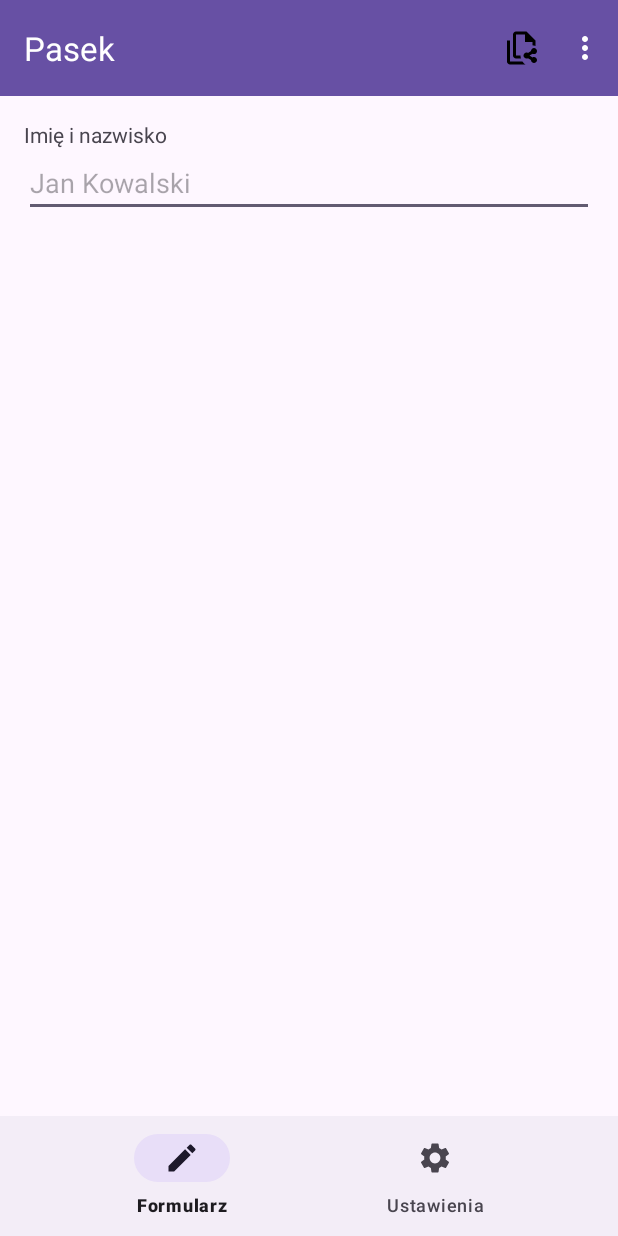
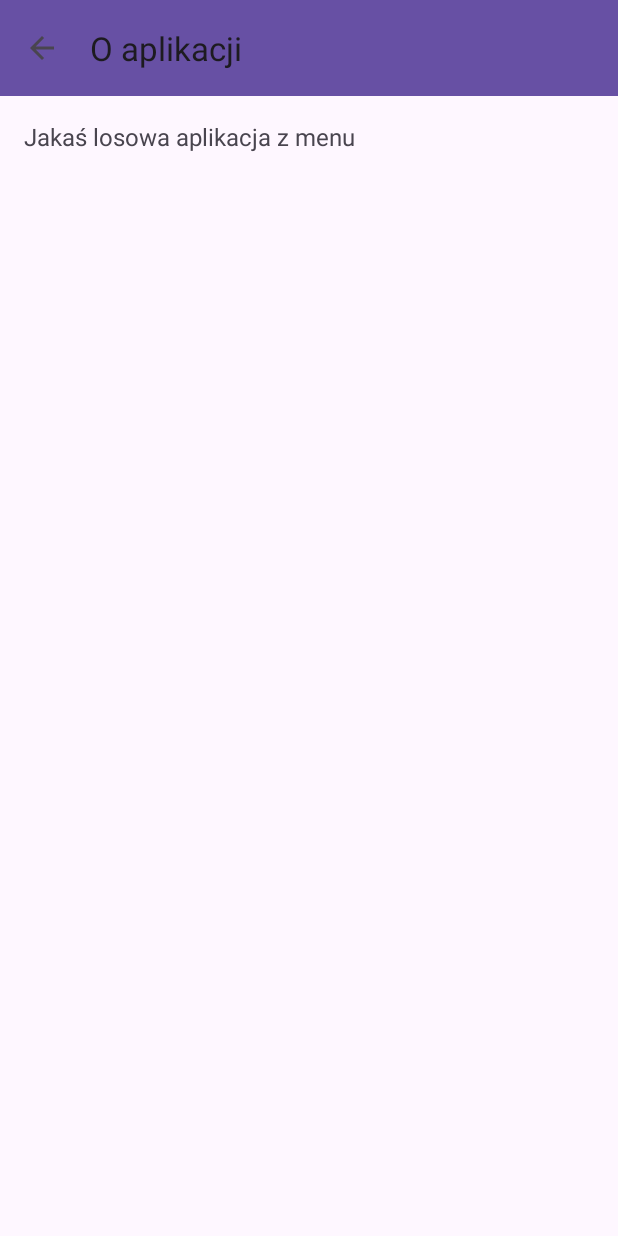
Before and after one commit to iAturek/toolbar-menu-nawigacja, an Android app: the screen it shows after launch (MainActivity before the commit, AboutActivity after it), in the options menu, after a tap on "O aplikacji", on a phone screen of 412 x 824 dp. Run offline under Robolectric (Android 15) with nearby library versions, the phone set to English and light mode, and no system bars.

Commit message:
ekran O aplikacji ze strzalka powrotu

```diff
--- a/app/src/main/AndroidManifest.xml
+++ b/app/src/main/AndroidManifest.xml
@@ -21,6 +21,7 @@
                 <category android:name="android.intent.category.LAUNCHER" />
             </intent-filter>
         </activity>
+        <activity android:name=".AboutActivity" />
     </application>
 
 </manifest>
--- /dev/null
+++ b/app/src/main/java/com/example/toolbar_menu_nawigacja/AboutActivity.java
@@ -0,0 +1,28 @@
+package com.example.toolbar_menu_nawigacja;
+
+import android.os.Bundle;
+import androidx.appcompat.app.AppCompatActivity;
+import androidx.appcompat.widget.Toolbar;
+
+public class AboutActivity extends AppCompatActivity {
+
+    @Override
+    protected void onCreate(Bundle savedInstanceState) {
+        super.onCreate(savedInstanceState);
+        setContentView(R.layout.activity_about);
+
+        Toolbar toolbar = findViewById(R.id.toolbarAbout);
+        setSupportActionBar(toolbar);
+
+        if (getSupportActionBar() != null) {
+            getSupportActionBar().setTitle(R.string.title_about);
+            getSupportActionBar().setDisplayHomeAsUpEnabled(true);
+        }
+    }
+
+    @Override
+    public boolean onSupportNavigateUp() {
+        finish();
+        return true;
+    }
+}
--- a/app/src/main/java/com/example/toolbar_menu_nawigacja/MainActivity.java
+++ b/app/src/main/java/com/example/toolbar_menu_nawigacja/MainActivity.java
@@ -51,6 +51,7 @@ public class MainActivity extends AppCompatActivity {
             clearForm();
             return true;
         } else if (id == R.id.action_about) {
+            startActivity(new Intent(this, AboutActivity.class));
             return true;
         }
 
--- /dev/null
+++ b/app/src/main/res/layout/activity_about.xml
@@ -0,0 +1,23 @@
+<?xml version="1.0" encoding="utf-8"?>
+<LinearLayout xmlns:android="http://schemas.android.com/apk/res/android"
+    xmlns:app="http://android.com"
+    android:layout_width="match_parent"
+    android:layout_height="match_parent"
+    android:orientation="vertical">
+
+    <androidx.appcompat.widget.Toolbar
+        android:id="@+id/toolbarAbout"
+        android:layout_width="match_parent"
+        android:layout_height="?attr/actionBarSize"
+        android:background="?attr/colorPrimary"
+        app:theme="@style/ThemeOverlay.AppCompat.Dark.ActionBar"
+        app:titleTextColor="#FFFFFF" />
+
+    <TextView
+        android:layout_width="match_parent"
+        android:layout_height="wrap_content"
+        android:padding="16dp"
+        android:text="@string/about_text"
+        android:textSize="16sp" />
+
+</LinearLayout>
--- a/app/src/main/res/values/strings.xml
+++ b/app/src/main/res/values/strings.xml
@@ -14,7 +14,7 @@
     <string name="setting_notifications">Powiadomienia</string>
     <string name="setting_dark">Tryb ciemny</string>
 
-    <string name="about_text">Aplikacja szkoleniowa.\nTechnik programista, klasa 5.</string>
+    <string name="about_text">Jakaś losowa aplikacja z menu</string>
     <string name="cleared">Wyczyszczono</string>
     <string name="share_via">Udostępnij przez</string>
     <string name="error_no_app">Brak aplikacji do obsługi tej czynności</string>
```
